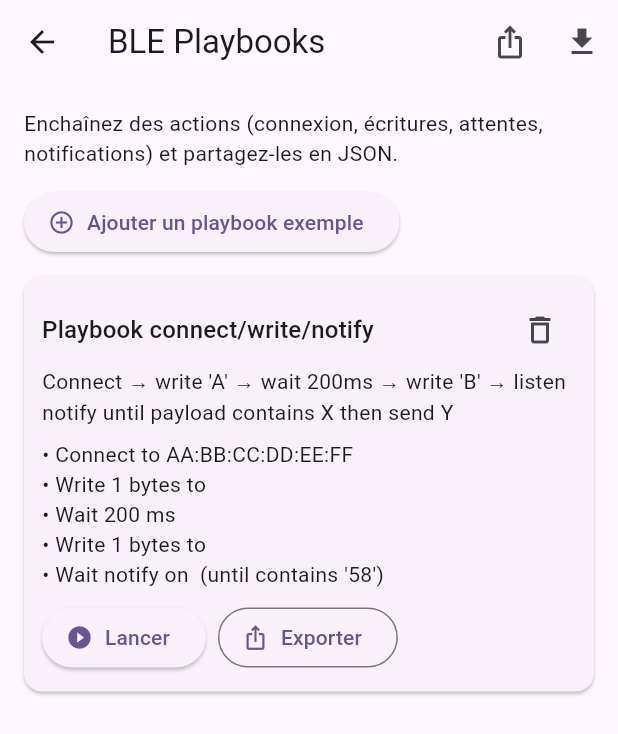
After one commit to SvenPoolker/ble_test, a Flutter app: the BlePlaybookPage screen opened directly, after a tap on "Ajouter un playbook exemple", on a phone screen of 412 x 824 dp. The commit adds this screen. Shown: the top 734 px of the screen. Run offline on Flutter 3.47's test engine with Material 3 defaults, Android fonts, the light colour scheme and no system bars; our stand-ins replace permission_handler, share_plus, shared_preferences, yaml; missing offline and left inert: flutter_reactive_ble; accounts and stored records are empty.

Commit message:
Add BLE playbook editor and runner

```diff
--- /dev/null
+++ b/lib/ble/pages/ble_playbook_page.dart
@@ -0,0 +1,255 @@
+import 'package:firsdt_app/ble/log/ble_log_state.dart';
+import 'package:firsdt_app/ble/playbooks/ble_playbook.dart';
+import 'package:firsdt_app/ble/playbooks/ble_playbook_runner.dart';
+import 'package:firsdt_app/ble/playbooks/ble_playbook_state.dart';
+import 'package:firsdt_app/ble/services/ble_service.dart';
+import 'package:flutter/material.dart';
+import 'package:flutter_reactive_ble/flutter_reactive_ble.dart';
+import 'package:provider/provider.dart';
+
+class BlePlaybookPage extends StatefulWidget {
+  const BlePlaybookPage({super.key});
+
+  @override
+  State<BlePlaybookPage> createState() => _BlePlaybookPageState();
+}
+
+class _BlePlaybookPageState extends State<BlePlaybookPage> {
+  final BleService _ble = BleService();
+  final TextEditingController _jsonController = TextEditingController();
+
+  @override
+  void dispose() {
+    _jsonController.dispose();
+    super.dispose();
+  }
+
+  BlePlaybook _buildSamplePlaybook() {
+    const targetDevice = 'AA:BB:CC:DD:EE:FF';
+    final service = Uuid.parse('0000180a-0000-1000-8000-00805f9b34fb');
+    final characteristic = Uuid.parse('00002a29-0000-1000-8000-00805f9b34fb');
+    final control = Uuid.parse('00002a24-0000-1000-8000-00805f9b34fb');
+
+    return BlePlaybook(
+      name: 'Playbook connect/write/notify',
+      description:
+          "Connect → write 'A' → wait 200ms → write 'B' → listen notify until payload contains X then send Y",
+      steps: [
+        BlePlaybookStep.connect(targetDevice),
+        BlePlaybookStep.write(
+          deviceId: targetDevice,
+          serviceId: service,
+          characteristicId: characteristic,
+          payload: 'A'.codeUnits,
+        ),
+        BlePlaybookStep.wait(const Duration(milliseconds: 200)),
+        BlePlaybookStep.write(
+          deviceId: targetDevice,
+          serviceId: service,
+          characteristicId: control,
+          payload: 'B'.codeUnits,
+        ),
+        BlePlaybookStep.waitNotify(
+          deviceId: targetDevice,
+          serviceId: service,
+          characteristicId: control,
+          expectContains: '58', // 'X' in hex
+          onMatchWrite: 'Y'.codeUnits,
+          maxAttempts: 10,
+        ),
+      ],
+    );
+  }
+
+  Future<void> _runPlaybook(BlePlaybook playbook) async {
+    final runner = BlePlaybookRunner(
+      ble: _ble,
+      logState: context.read<BleLogState>(),
+    );
+
+    if (!mounted) return;
+    ScaffoldMessenger.of(context).showSnackBar(
+      SnackBar(content: Text('Exécution de ${playbook.name}...')),
+    );
+
+    final result = await runner.run(playbook);
+    if (!mounted) return;
+
+    ScaffoldMessenger.of(context).showSnackBar(
+      SnackBar(
+        content: Text(result.message),
+        backgroundColor: result.success ? Colors.green : Colors.red,
+      ),
+    );
+  }
+
+  Future<void> _importDialog() async {
+    _jsonController.text = '';
+    await showDialog(
+      context: context,
+      builder: (_) {
+        return AlertDialog(
+          title: const Text('Importer des playbooks (JSON)'),
+          content: TextField(
+            controller: _jsonController,
+            maxLines: 12,
+            decoration: const InputDecoration(
+              hintText: 'Collez ici le JSON exporté',
+            ),
+          ),
+          actions: [
+            TextButton(
+              onPressed: () => Navigator.pop(context),
+              child: const Text('Annuler'),
+            ),
+            TextButton(
+              onPressed: () {
+                try {
+                  context.read<BlePlaybookState>().importFromJson(_jsonController.text);
+                  Navigator.pop(context);
+                  ScaffoldMessenger.of(context).showSnackBar(
+                    const SnackBar(content: Text('Playbooks importés !')),
+                  );
+                } catch (e) {
+                  ScaffoldMessenger.of(context).showSnackBar(
+                    SnackBar(content: Text('Erreur import: $e')),
+                  );
+                }
+              },
+              child: const Text('Importer'),
+            ),
+          ],
+        );
+      },
+    );
+  }
+
+  Future<void> _exportDialog() async {
+    final json = context.read<BlePlaybookState>().exportToJson();
+    _jsonController.text = json;
+    await showDialog(
+      context: context,
+      builder: (_) {
+        return AlertDialog(
+          title: const Text('JSON des playbooks'),
+          content: TextField(
+            controller: _jsonController,
+            maxLines: 12,
+            readOnly: true,
+            decoration: const InputDecoration(border: OutlineInputBorder()),
+          ),
+          actions: [
+            TextButton(
+              onPressed: () => Navigator.pop(context),
+              child: const Text('Fermer'),
+            ),
+          ],
+        );
+      },
+    );
+  }
+
+  @override
+  Widget build(BuildContext context) {
+    final playbookState = context.watch<BlePlaybookState>();
+
+    return Scaffold(
+      appBar: AppBar(
+        title: const Text('BLE Playbooks'),
+        actions: [
+          IconButton(
+            onPressed: _exportDialog,
+            icon: const Icon(Icons.ios_share),
+            tooltip: 'Exporter JSON',
+          ),
+          IconButton(
+            onPressed: _importDialog,
+            icon: const Icon(Icons.download),
+            tooltip: 'Importer JSON',
+          ),
+        ],
+      ),
+      body: Padding(
+        padding: const EdgeInsets.all(16),
+        child: Column(
+          crossAxisAlignment: CrossAxisAlignment.start,
+          children: [
+            const Text(
+              'Enchaînez des actions (connexion, écritures, attentes, notifications) et partagez-les en JSON.',
+            ),
+            const SizedBox(height: 12),
+            ElevatedButton.icon(
+              onPressed: () {
+                playbookState.addSample(_buildSamplePlaybook());
+              },
+              icon: const Icon(Icons.add_circle_outline),
+              label: const Text('Ajouter un playbook exemple'),
+            ),
+            const SizedBox(height: 12),
+            Expanded(
+              child: playbookState.playbooks.isEmpty
+                  ? const Center(
+                      child: Text('Aucun playbook. Importez un JSON ou créez un exemple.'),
+                    )
+                  : ListView.builder(
+                      itemCount: playbookState.playbooks.length,
+                      itemBuilder: (context, index) {
+                        final pb = playbookState.playbooks[index];
+                        return Card(
+                          margin: const EdgeInsets.only(bottom: 12),
+                          child: Padding(
+                            padding: const EdgeInsets.all(12),
+                            child: Column(
+                              crossAxisAlignment: CrossAxisAlignment.start,
+                              children: [
+                                Row(
+                                  children: [
+                                    Expanded(
+                                      child: Text(
+                                        pb.name,
+                                        style: Theme.of(context).textTheme.titleMedium,
+                                      ),
+                                    ),
+                                    IconButton(
+                                      onPressed: () => playbookState.removeByName(pb.name),
+                                      icon: const Icon(Icons.delete_outline),
+                                    ),
+                                  ],
+                                ),
+                                Text(pb.description),
+                                const SizedBox(height: 8),
+                                Column(
+                                  crossAxisAlignment: CrossAxisAlignment.start,
+                                  children: pb.steps
+                                      .map((s) => Text('• ${s.describe()}'))
+                                      .toList(growable: false),
+                                ),
+                                const SizedBox(height: 8),
+                                Row(
+                                  children: [
+                                    ElevatedButton.icon(
+                                      onPressed: () => _runPlaybook(pb),
+                                      icon: const Icon(Icons.play_circle_fill),
+                                      label: const Text('Lancer'),
+                                    ),
+                                    const SizedBox(width: 8),
+                                    OutlinedButton.icon(
+                                      onPressed: _exportDialog,
+                                      icon: const Icon(Icons.ios_share),
+                                      label: const Text('Exporter'),
+                                    ),
+                                  ],
+                                ),
+                              ],
+                            ),
+                          ),
+                        );
+                      },
+                    ),
+            ),
+          ],
+        ),
+      ),
+    );
+  }
+}
--- /dev/null
+++ b/lib/ble/playbooks/ble_playbook.dart
@@ -0,0 +1,147 @@
+import 'package:flutter_reactive_ble/flutter_reactive_ble.dart';
+
+enum BlePlaybookStepType {
+  connect,
+  write,
+  wait,
+  waitNotify,
+}
+
+class BlePlaybookStep {
+  final BlePlaybookStepType type;
+  final String? deviceId;
+  final Uuid? serviceId;
+  final Uuid? characteristicId;
+  final List<int>? payload;
+  final int? delayMs;
+  final String? expectContains;
+  final List<int>? onMatchWrite;
+  final int? maxAttempts;
+
+  const BlePlaybookStep({
+    required this.type,
+    this.deviceId,
+    this.serviceId,
+    this.characteristicId,
+    this.payload,
+    this.delayMs,
+    this.expectContains,
+    this.onMatchWrite,
+    this.maxAttempts,
+  });
+
+  factory BlePlaybookStep.connect(String deviceId) {
+    return BlePlaybookStep(type: BlePlaybookStepType.connect, deviceId: deviceId);
+  }
+
+  factory BlePlaybookStep.write({
+    required String deviceId,
+    required Uuid serviceId,
+    required Uuid characteristicId,
+    required List<int> payload,
+  }) {
+    return BlePlaybookStep(
+      type: BlePlaybookStepType.write,
+      deviceId: deviceId,
+      serviceId: serviceId,
+      characteristicId: characteristicId,
+      payload: payload,
+    );
+  }
+
+  factory BlePlaybookStep.wait(Duration duration) {
+    return BlePlaybookStep(type: BlePlaybookStepType.wait, delayMs: duration.inMilliseconds);
+  }
+
+  factory BlePlaybookStep.waitNotify({
+    required String deviceId,
+    required Uuid serviceId,
+    required Uuid characteristicId,
+    String? expectContains,
+    List<int>? onMatchWrite,
+    int? maxAttempts,
+  }) {
+    return BlePlaybookStep(
+      type: BlePlaybookStepType.waitNotify,
+      deviceId: deviceId,
+      serviceId: serviceId,
+      characteristicId: characteristicId,
+      expectContains: expectContains,
+      onMatchWrite: onMatchWrite,
+      maxAttempts: maxAttempts,
+    );
+  }
+
+  Map<String, dynamic> toJson() {
+    return {
+      'type': type.name,
+      'deviceId': deviceId,
+      'serviceId': serviceId?.toString(),
+      'characteristicId': characteristicId?.toString(),
+      'payload': payload,
+      'delayMs': delayMs,
+      'expectContains': expectContains,
+      'onMatchWrite': onMatchWrite,
+      'maxAttempts': maxAttempts,
+    };
+  }
+
+  factory BlePlaybookStep.fromJson(Map<String, dynamic> json) {
+    return BlePlaybookStep(
+      type: BlePlaybookStepType.values.byName(json['type'] as String),
+      deviceId: json['deviceId'] as String?,
+      serviceId: json['serviceId'] != null ? Uuid.parse(json['serviceId'] as String) : null,
+      characteristicId: json['characteristicId'] != null
+          ? Uuid.parse(json['characteristicId'] as String)
+          : null,
+      payload: (json['payload'] as List?)?.map((e) => e as int).toList(),
+      delayMs: json['delayMs'] as int?,
+      expectContains: json['expectContains'] as String?,
+      onMatchWrite: (json['onMatchWrite'] as List?)?.map((e) => e as int).toList(),
+      maxAttempts: json['maxAttempts'] as int?,
+    );
+  }
+
+  String describe() {
+    switch (type) {
+      case BlePlaybookStepType.connect:
+        return 'Connect to $deviceId';
+      case BlePlaybookStepType.write:
+        return 'Write ${payload?.length ?? 0} bytes to ${characteristicId ?? '?'}';
+      case BlePlaybookStepType.wait:
+        return 'Wait ${delayMs ?? 0} ms';
+      case BlePlaybookStepType.waitNotify:
+        final base = 'Wait notify on ${characteristicId ?? '?'}';
+        final cond = expectContains != null ? " (until contains '$expectContains')" : '';
+        return '$base$cond';
+    }
+  }
+}
+
+class BlePlaybook {
+  final String name;
+  final String description;
+  final List<BlePlaybookStep> steps;
+
+  const BlePlaybook({
+    required this.name,
+    required this.description,
+    required this.steps,
+  });
+
+  Map<String, dynamic> toJson() => {
+        'name': name,
+        'description': description,
+        'steps': steps.map((e) => e.toJson()).toList(),
+      };
+
+  factory BlePlaybook.fromJson(Map<String, dynamic> json) {
+    return BlePlaybook(
+      name: json['name'] as String,
+      description: json['description'] as String? ?? '',
+      steps: (json['steps'] as List)
+          .map((e) => BlePlaybookStep.fromJson(e as Map<String, dynamic>))
+          .toList(),
+    );
+  }
+}
--- /dev/null
+++ b/lib/ble/playbooks/ble_playbook_runner.dart
@@ -0,0 +1,201 @@
+import 'dart:async';
+import 'dart:convert';
+
+import 'package:firsdt_app/ble/log/ble_log_entry.dart';
+import 'package:firsdt_app/ble/log/ble_log_state.dart';
+import 'package:firsdt_app/ble/playbooks/ble_playbook.dart';
+import 'package:firsdt_app/ble/services/ble_service.dart';
+import 'package:flutter_reactive_ble/flutter_reactive_ble.dart';
+
+class BlePlaybookResult {
+  final bool success;
+  final String message;
+
+  BlePlaybookResult({required this.success, required this.message});
+}
+
+class BlePlaybookRunner {
+  final BleService ble;
+  final BleLogState logState;
+
+  BlePlaybookRunner({required this.ble, required this.logState});
+
+  Future<BlePlaybookResult> run(BlePlaybook playbook) async {
+    StreamSubscription<ConnectionStateUpdate>? connectionSub;
+    try {
+      for (final step in playbook.steps) {
+        switch (step.type) {
+          case BlePlaybookStepType.connect:
+            if (step.deviceId == null) {
+              return BlePlaybookResult(
+                success: false,
+                message: 'Connect step missing deviceId',
+              );
+            }
+            final result = await _connect(step.deviceId!, logName: playbook.name);
+            connectionSub = result;
+            break;
+          case BlePlaybookStepType.write:
+            final target = _requireTarget(step);
+            if (target == null) {
+              return BlePlaybookResult(success: false, message: 'Write step missing target');
+            }
+            await ble.writeRawCharacteristic(
+              deviceId: target.deviceId,
+              serviceId: target.serviceId,
+              characteristicId: target.characteristicId,
+              value: step.payload ?? [],
+            );
+            logState.add(
+              BleLogEntry(
+                timestamp: DateTime.now(),
+                type: BleLogType.write,
+                deviceId: target.deviceId,
+                deviceName: null,
+                message: 'Playbook write ${step.payload?.length ?? 0} bytes to ${target.characteristicId}',
+                rawValue: step.payload,
+              ),
+            );
+            break;
+          case BlePlaybookStepType.wait:
+            await Future.delayed(Duration(milliseconds: step.delayMs ?? 500));
+            break;
+          case BlePlaybookStepType.waitNotify:
+            final target = _requireTarget(step);
+            if (target == null) {
+              return BlePlaybookResult(success: false, message: 'Notify step missing target');
+            }
+            final ok = await _listenForNotify(
+              target: target,
+              contains: step.expectContains,
+              onMatchWrite: step.onMatchWrite,
+              maxAttempts: step.maxAttempts ?? 5,
+            );
+            if (!ok) {
+              return BlePlaybookResult(
+                success: false,
+                message: 'No matching notification received',
+              );
+            }
+            break;
+        }
+      }
+      return BlePlaybookResult(success: true, message: 'Playbook finished');
+    } catch (e) {
+      return BlePlaybookResult(success: false, message: 'Playbook error: $e');
+    } finally {
+      await connectionSub?.cancel();
+    }
+  }
+
+  ({String deviceId, Uuid serviceId, Uuid characteristicId})? _requireTarget(
+    BlePlaybookStep step,
+  ) {
+    if (step.deviceId == null || step.serviceId == null || step.characteristicId == null) {
+      return null;
+    }
+    return (
+      deviceId: step.deviceId!,
+      serviceId: step.serviceId!,
+      characteristicId: step.characteristicId!,
+    );
+  }
+
+  Future<StreamSubscription<ConnectionStateUpdate>> _connect(
+    String deviceId, {
+    required String logName,
+  }) async {
+    final completer = Completer<void>();
+    late final StreamSubscription<ConnectionStateUpdate> sub;
+
+    sub = ble.connectToDevice(deviceId).listen((event) {
+      logState.add(
+        BleLogEntry(
+          timestamp: DateTime.now(),
+          type: BleLogType.connect,
+          deviceId: deviceId,
+          deviceName: logName,
+          message: 'Playbook connection: ${event.connectionState}',
+        ),
+      );
+      if (event.connectionState == DeviceConnectionState.connected) {
+        if (!completer.isCompleted) {
+          completer.complete();
+        }
+      }
+      if (event.connectionState == DeviceConnectionState.disconnected) {
+        if (!completer.isCompleted) {
+          completer.completeError('Disconnected before completion');
+        }
+      }
+    }, onError: (e) {
+      if (!completer.isCompleted) {
+        completer.completeError(e);
+      }
+    });
+
+    await completer.future.timeout(const Duration(seconds: 10));
+    return sub;
+  }
+
+  Future<bool> _listenForNotify({
+    required ({String deviceId, Uuid serviceId, Uuid characteristicId}) target,
+    String? contains,
+    List<int>? onMatchWrite,
+    required int maxAttempts,
+  }) async {
+    final stream = ble.subscribeToCharacteristic(
+      deviceId: target.deviceId,
+      serviceId: target.serviceId,
+      characteristicId: target.characteristicId,
+    );
+
+    try {
+      var attempts = 0;
+      await for (final data in stream.take(maxAttempts)) {
+        attempts++;
+        final hex = data.map((b) => b.toRadixString(16).padLeft(2, '0')).join(' ');
+        final ascii = _safeAscii(data);
+        final payloadString = '$hex | $ascii';
+        logState.add(
+          BleLogEntry(
+            timestamp: DateTime.now(),
+            type: BleLogType.notify,
+            deviceId: target.deviceId,
+            deviceName: null,
+            message: 'Playbook notify: $payloadString',
+            rawValue: data,
+          ),
+        );
+
+        final hasPattern = contains == null || payloadString.contains(contains);
+        if (hasPattern) {
+          if (onMatchWrite != null && onMatchWrite.isNotEmpty) {
+            await ble.writeRawCharacteristic(
+              deviceId: target.deviceId,
+              serviceId: target.serviceId,
+              characteristicId: target.characteristicId,
+              value: onMatchWrite,
+            );
+          }
+          return true;
+        }
+
+        if (attempts >= maxAttempts) {
+          return false;
+        }
+      }
+    } catch (_) {
+      return false;
+    }
+    return false;
+  }
+
+  String _safeAscii(List<int> data) {
+    try {
+      return utf8.decode(data);
+    } catch (_) {
+      return data.toString();
+    }
+  }
+}
--- /dev/null
+++ b/lib/ble/playbooks/ble_playbook_state.dart
@@ -0,0 +1,46 @@
+import 'dart:convert';
+
+import 'package:firsdt_app/ble/playbooks/ble_playbook.dart';
+import 'package:flutter/foundation.dart';
+
+class BlePlaybookState extends ChangeNotifier {
+  final List<BlePlaybook> _playbooks = [];
+
+  List<BlePlaybook> get playbooks => List.unmodifiable(_playbooks);
+
+  void upsert(BlePlaybook playbook) {
+    final index = _playbooks.indexWhere((p) => p.name == playbook.name);
+    if (index >= 0) {
+      _playbooks[index] = playbook;
+    } else {
+      _playbooks.add(playbook);
+    }
+    notifyListeners();
+  }
+
+  void importFromJson(String source) {
+    final decoded = jsonDecode(source);
+    if (decoded is List) {
+      _playbooks
+        ..clear()
+        ..addAll(decoded.map((e) => BlePlaybook.fromJson(e as Map<String, dynamic>)));
+    } else {
+      throw const FormatException('Expected a JSON array of playbooks');
+    }
+    notifyListeners();
+  }
+
+  String exportToJson() {
+    final data = _playbooks.map((e) => e.toJson()).toList();
+    return const JsonEncoder.withIndent('  ').convert(data);
+  }
+
+  void addSample(BlePlaybook playbook) {
+    upsert(playbook);
+  }
+
+  void removeByName(String name) {
+    _playbooks.removeWhere((p) => p.name == name);
+    notifyListeners();
+  }
+}
```
Also changed, not shown: lib/main.dart (+10 -0 lines).
